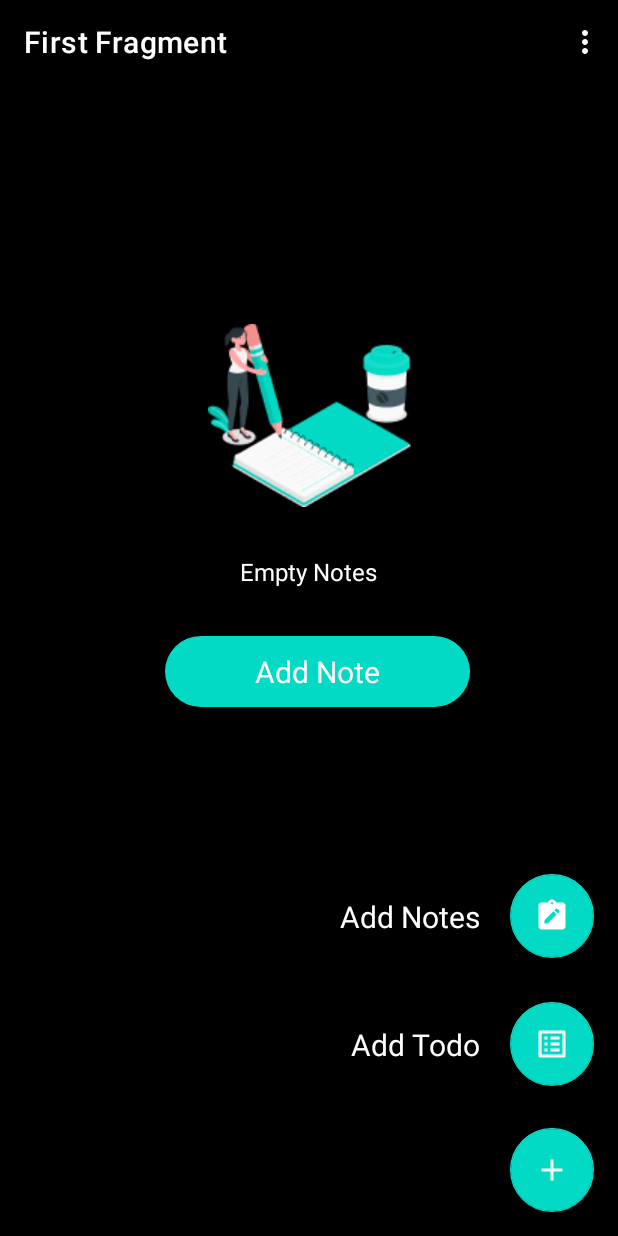
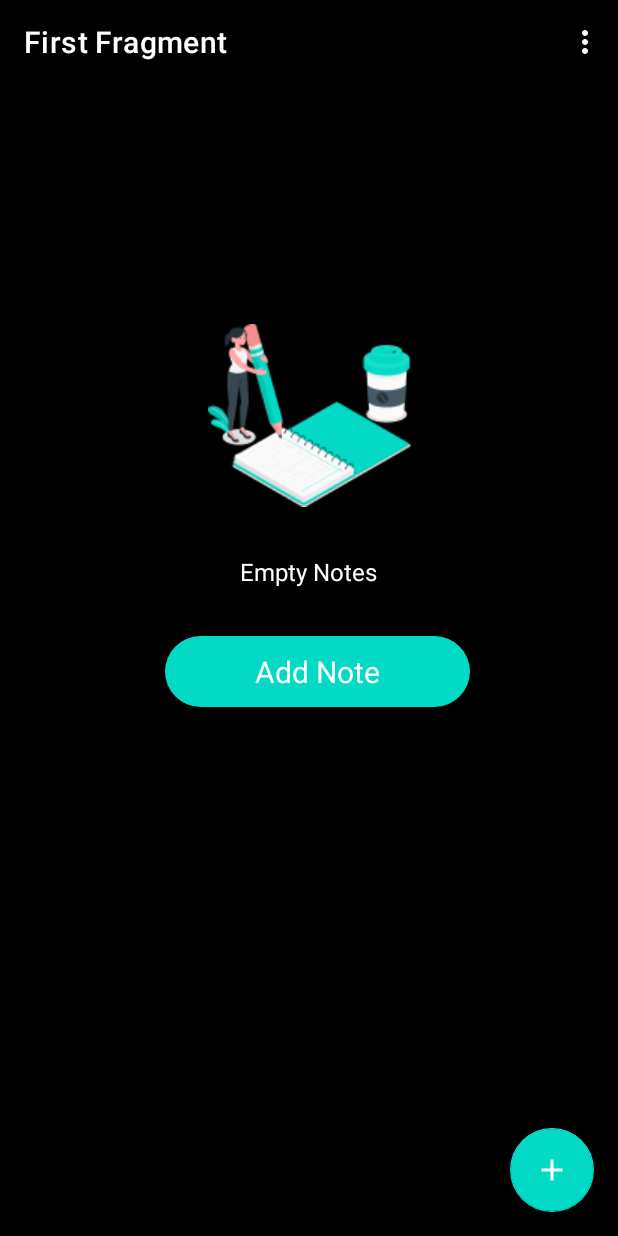
Before and after one commit to okezino/JotNotes, an Android app: the screen it shows after launch (MainActivity), on a phone screen of 412 x 824 dp. Run offline under Robolectric (Android 15) with nearby library versions, the phone set to English and light mode, and no system bars; our stand-ins replace navigation-ui.

Commit message:
btn setup

```diff
--- a/app/src/main/java/com/example/jotnote/FirstFragment.kt
+++ b/app/src/main/java/com/example/jotnote/FirstFragment.kt
@@ -31,15 +31,46 @@ class FirstFragment : Fragment() {
 
     override fun onViewCreated(view: View, savedInstanceState: Bundle?) {
         super.onViewCreated(view, savedInstanceState)
-
-        binding.addNote.setOnClickListener {
-//            findNavController().navigate(R.id.action_FirstFragment_to_SecondFragment)
-            binding.addTodo.visibility = View.VISIBLE
-        }
+        setAddNotesTodoListener()
+        setCancelBtnListener()
     }
 
     override fun onDestroyView() {
         super.onDestroyView()
         _binding = null
     }
+
+    private fun setNotesTodoBtnVisibility(){
+        with(binding){
+            addNoteText.visibility =  View.VISIBLE
+            addNote.visibility = View.VISIBLE
+            addTodo.visibility = View.VISIBLE
+            addTodoText.visibility = View.VISIBLE
+            addGeneralBtn.visibility = View.GONE
+            cancelBtn.visibility = View.VISIBLE
+        }
+    }
+
+    private fun disableNotesTodoBtnVisibility(){
+        with(binding){
+            addTodoText.visibility =  View.GONE
+            addTodo.visibility = View.GONE
+            addNoteText.visibility = View.GONE
+            addNote.visibility = View.GONE
+            addGeneralBtn.visibility = View.VISIBLE
+            cancelBtn.visibility = View.GONE
+        }
+    }
+
+    private fun setAddNotesTodoListener(){
+        binding.addGeneralBtn.setOnClickListener {
+            setNotesTodoBtnVisibility()
+        }
+    }
+
+    private fun setCancelBtnListener(){
+        binding.cancelBtn.setOnClickListener {
+            disableNotesTodoBtnVisibility()
+        }
+    }
 }
--- a/app/src/main/res/layout/fragment_first.xml
+++ b/app/src/main/res/layout/fragment_first.xml
@@ -47,7 +47,7 @@
 
 
     <com.google.android.material.floatingactionbutton.FloatingActionButton
-        android:id="@+id/add_notes_todo"
+        android:id="@+id/add_general_btn"
         android:layout_width="wrap_content"
         android:layout_height="wrap_content"
         android:layout_marginEnd="16dp"
@@ -58,7 +58,7 @@
         app:layout_constraintEnd_toEndOf="parent" />
 
     <com.google.android.material.floatingactionbutton.FloatingActionButton
-        android:id="@+id/add_cancel"
+        android:id="@+id/cancel_btn"
         android:layout_width="wrap_content"
         android:layout_height="wrap_content"
         android:layout_marginEnd="16dp"
@@ -74,6 +74,7 @@
         android:layout_height="wrap_content"
         android:layout_marginEnd="16dp"
         android:layout_marginBottom="100dp"
+        android:visibility="gone"
         app:tint="@color/white"
         android:src="@drawable/ic_baseline_list_alt_24"
         app:layout_constraintBottom_toBottomOf="parent"
@@ -85,30 +86,33 @@
         android:layout_marginEnd="16dp"
         android:layout_marginBottom="185dp"
         app:tint="@color/white"
+        android:visibility="gone"
         android:src="@drawable/ic_baseline_note_alt_24"
         app:layout_constraintBottom_toBottomOf="parent"
         app:layout_constraintEnd_toEndOf="parent" />
 
     <TextView
-        android:id="@+id/add_note_list"
+        android:id="@+id/add_note_text"
         android:layout_width="wrap_content"
         android:layout_height="wrap_content"
         android:layout_marginEnd="20dp"
         android:text="Add Notes"
         android:textColor="@color/white"
         android:textSize="20sp"
+        android:visibility="gone"
         app:layout_constraintEnd_toStartOf="@+id/add_note"
         app:layout_constraintTop_toTopOf="@+id/add_note"
         app:layout_constraintBottom_toBottomOf="@+id/add_note"/>
 
     <TextView
-        android:id="@+id/add_todo_list"
+        android:id="@+id/add_todo_text"
         android:layout_width="wrap_content"
         android:layout_height="wrap_content"
         android:layout_marginEnd="20dp"
         android:text="Add Todo"
         android:textColor="@color/white"
         android:textSize="20sp"
+        android:visibility="gone"
         app:layout_constraintEnd_toStartOf="@+id/add_todo"
         app:layout_constraintTop_toTopOf="@+id/add_todo"
         app:layout_constraintBottom_toBottomOf="@+id/add_todo" />
```
